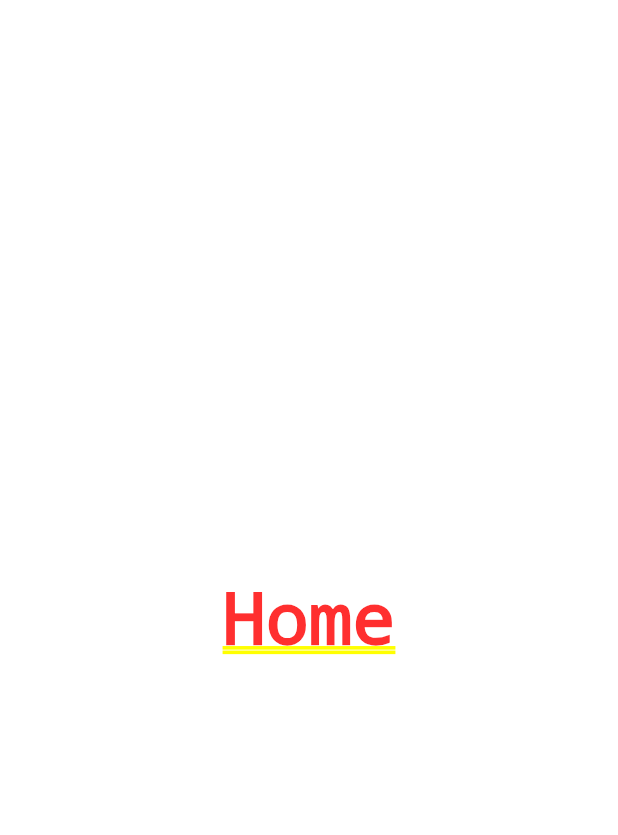
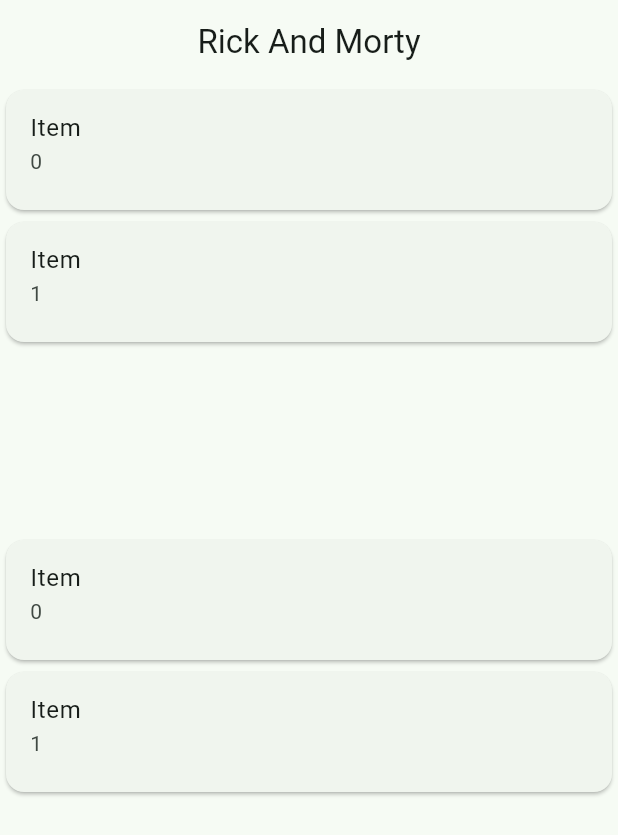
Before and after one commit to Otavio-f7/rickandmorty, a Flutter app: the screen it shows after launch, on a phone screen of 412 x 824 dp. Shown: the top 835 px of the screen. Run offline on Flutter 3.47's test engine with Material 3 defaults, Android fonts, the phone set to English and light mode, and no system bars.

Commit message:
add a List

```diff
--- a/lib/main.dart
+++ b/lib/main.dart
@@ -8,16 +8,16 @@ void main() {
 class MyApp extends StatelessWidget {
   const MyApp({super.key});
 
-  // This widget is the root of your application.
   @override
   Widget build(BuildContext context) {
     return MaterialApp(
       title: 'Flutter Demo',
       theme: ThemeData(
-        colorScheme: ColorScheme.fromSeed(seedColor: Colors.deepPurple),
+        colorScheme: ColorScheme.fromSeed(seedColor: Colors.greenAccent),
         useMaterial3: true,
       ),
-      routes: {'/' : (ctx)=> const HomePage()},
+      debugShowCheckedModeBanner: false,
+      routes: {'/' : (context)=> const HomePage()},
     );
   }
 }
--- /dev/null
+++ b/lib/ui/widget/episode_card_list.dart
@@ -0,0 +1,26 @@
+import 'package:flutter/material.dart';
+
+class EpisodeCardList extends StatelessWidget {
+  const EpisodeCardList({
+    super.key,
+  });
+
+  @override
+  Widget build(BuildContext context) {
+    return ListView.builder(
+      itemCount: 2,
+      itemBuilder: (ctx, i){
+        return Card(
+          child: SizedBox(
+            height: 80,
+            width: double.infinity,
+            child: ListTile(
+              title: Text('Item'),
+              subtitle: Text(i.toString()),
+            )
+          ),
+        );
+      },
+    );
+  }
+}
--- a/lib/ui/widget/home_page.dart
+++ b/lib/ui/widget/home_page.dart
@@ -1,4 +1,5 @@
 import 'package:flutter/material.dart';
+import 'package:rickandmorty/ui/widget/episode_card_list.dart';
 
 class HomePage extends StatefulWidget {
   const HomePage({super.key});
@@ -10,6 +11,25 @@ class HomePage extends StatefulWidget {
 class _HomePageState extends State<HomePage> {
   @override
   Widget build(BuildContext context) {
-    return const Center(child: Text('Home'),);
+    return Scaffold(
+      appBar: AppBar(
+        title: const Text('Rick And Morty'),
+        centerTitle: true,
+      ),
+      body: const Column(
+        children: [
+          SizedBox(
+            height: 300,
+            width: double.infinity *0.9,
+            child: EpisodeCardList()
+          ),
+          SizedBox(
+            height: 500,
+            width: double.infinity *0.9,
+            child: EpisodeCardList()
+          ),
+        ],
+      ),
+    );
   }
 }
```
